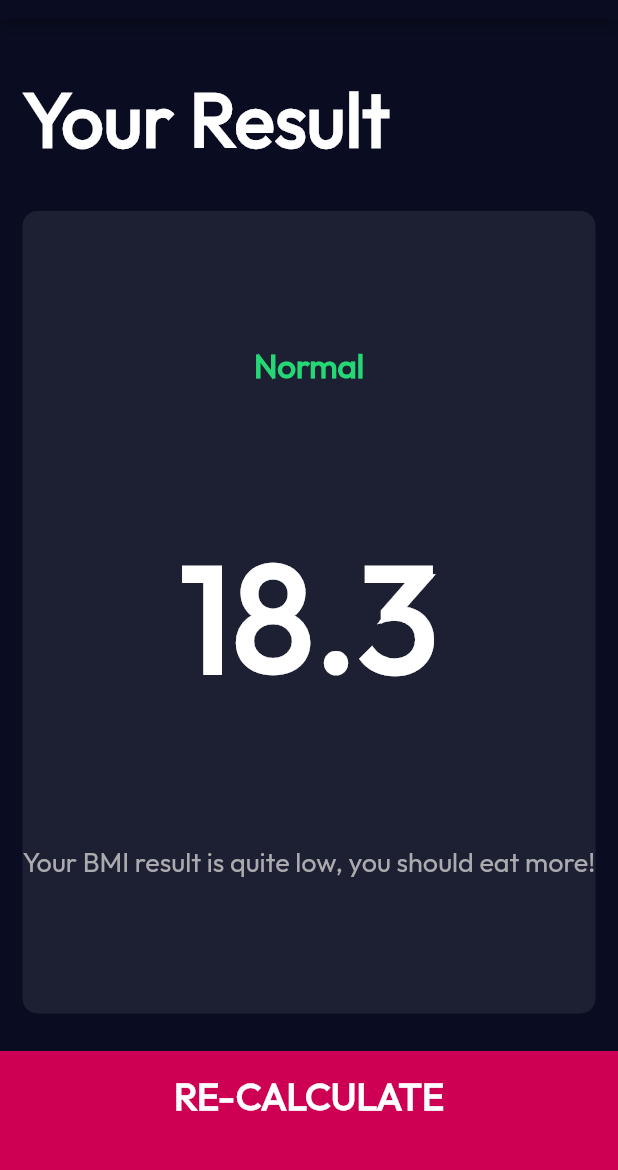
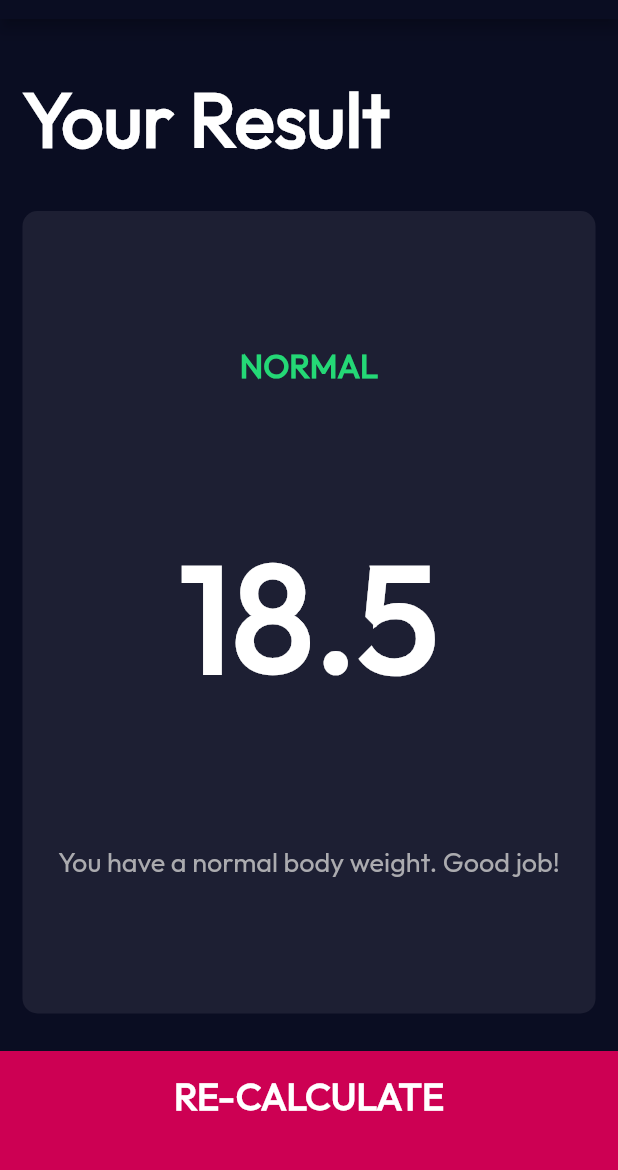
Before and after one commit to Jasil-kk/bmi_calculator, a Flutter app: the screen it shows after launch, after a tap on "CALCULATE", on a phone screen of 412 x 824 dp, the part 65-1235 px from its top. Run offline on Flutter 3.47's test engine with Material 2 defaults, Android fonts, the phone set to English and light mode, and no system bars; our stand-ins replace font_awesome_flutter.

Commit message:
added bmi calculation functionalities

```diff
--- /dev/null
+++ b/lib/calcultor_brain.dart
@@ -0,0 +1,69 @@
+// import 'dart:math';
+//
+// class CalculatorBrain {
+//   CalculatorBrain({this.height, this.weight});
+//
+//   final int? height;
+//   final int? weight;
+//   double? _bmi;
+//
+//   calculateBMI() {
+//     double _bmi = weight! / pow(height! / 100, 2);
+//     return _bmi.toStringAsFixed(1);
+//   }
+//
+//
+//   String getResult() {
+//     if (_bmi! >= 25) {
+//       return 'Overweight';
+//     } else if (_bmi! > 18.5) {
+//       return 'Nomal';
+//     } else {
+//       return 'Underweight';
+//     }
+//   }
+//
+//   String getInterpretation() {
+//     if (_bmi! >= 25) {
+//       return 'You have a higher than normal body weight. Try to excersice more.';
+//     } else if (_bmi! > 18.5) {
+//       return 'You have a normal body weight. Good job!';
+//     } else {
+//       return 'You have a lower than normal body weight. You can eat a bit more';
+//     }
+//   }
+// }
+import 'dart:math';
+
+class CalculatorBrain {
+  CalculatorBrain({this.height, this.weight});
+
+  final int? height;
+  final int? weight;
+  double? _bmi;
+
+  String calculateBMI() {
+    _bmi = weight! / pow(height! / 100, 2);
+    return _bmi!.toStringAsFixed(1);
+  }
+
+  String getResult() {
+    if (_bmi != null && _bmi! >= 25) {
+      return 'Overweight';
+    } else if (_bmi != null && _bmi! > 18.5) {
+      return 'Normal';
+    } else {
+      return 'Underweight';
+    }
+  }
+
+  String getInterpretation() {
+    if (_bmi != null && _bmi! >= 25) {
+      return 'You have a higher than normal body weight. Try to exercise more.';
+    } else if (_bmi != null && _bmi! > 18.5) {
+      return 'You have a normal body weight. Good job!';
+    } else {
+      return 'You have a lower than normal body weight. You can eat a bit more.';
+    }
+  }
+}
--- a/lib/screens/input_page.dart
+++ b/lib/screens/input_page.dart
@@ -6,6 +6,7 @@ import '../constants.dart';
 import 'results_page.dart';
 import '../components/bottom_button.dart';
 import 'package:bmi_calculator/components/reusable_card.dart';
+import 'package:bmi_calculator/calcultor_brain.dart';
 
 enum Gender { male, female, nothing }
 
@@ -126,7 +127,7 @@ class _InputPageState extends State<InputPage> {
                       mainAxisAlignment: MainAxisAlignment.center,
                       children: [
                         Text(
-                          'WHEIGHT',
+                          'WEIGHT',
                           style: kLabelTextStyle,
                         ),
                         Text(
@@ -207,8 +208,13 @@ class _InputPageState extends State<InputPage> {
           BottomButton(
             buttonTitle: 'CALCULATE',
             onTap: () {
+              CalculatorBrain calc = CalculatorBrain(height: height, weight: weight);
               Navigator.push(context,
-                  MaterialPageRoute(builder: (context) => ResultsPage()));
+                  MaterialPageRoute(builder: (context) => ResultsPage(
+                    bmiResult: calc.calculateBMI(),
+                    resultText: calc.getResult(),
+                    interpretation: calc.getInterpretation(),
+                  )));
             },
           )
         ],
--- a/lib/screens/results_page.dart
+++ b/lib/screens/results_page.dart
@@ -4,7 +4,10 @@ import '../constants.dart';
 import 'package:bmi_calculator/components/reusable_card.dart';
 
 class ResultsPage extends StatelessWidget {
-  const ResultsPage({Key? key}) : super(key: key);
+  ResultsPage({ @required this.bmiResult,@required this.resultText,@required this.interpretation});
+  final String? bmiResult;
+  final String? resultText;
+  final String? interpretation;
 
   @override
   Widget build(BuildContext context) {
@@ -35,15 +38,15 @@ class ResultsPage extends StatelessWidget {
                 crossAxisAlignment: CrossAxisAlignment.center,
                 children: [
                   Text(
-                    'Normal',
+                    resultText!.toUpperCase(),
                     style: kResultTextStyle,
                   ),
                   Text(
-                    '18.3',
+                    bmiResult!,
                     style: kBMITextStyle,
                   ),
                   Text(
-                    'Your BMI result is quite low, you should eat more!',
+                    interpretation!,
                     style: kLabelTextStyle,
                     textAlign: TextAlign.center,
                   )
```
